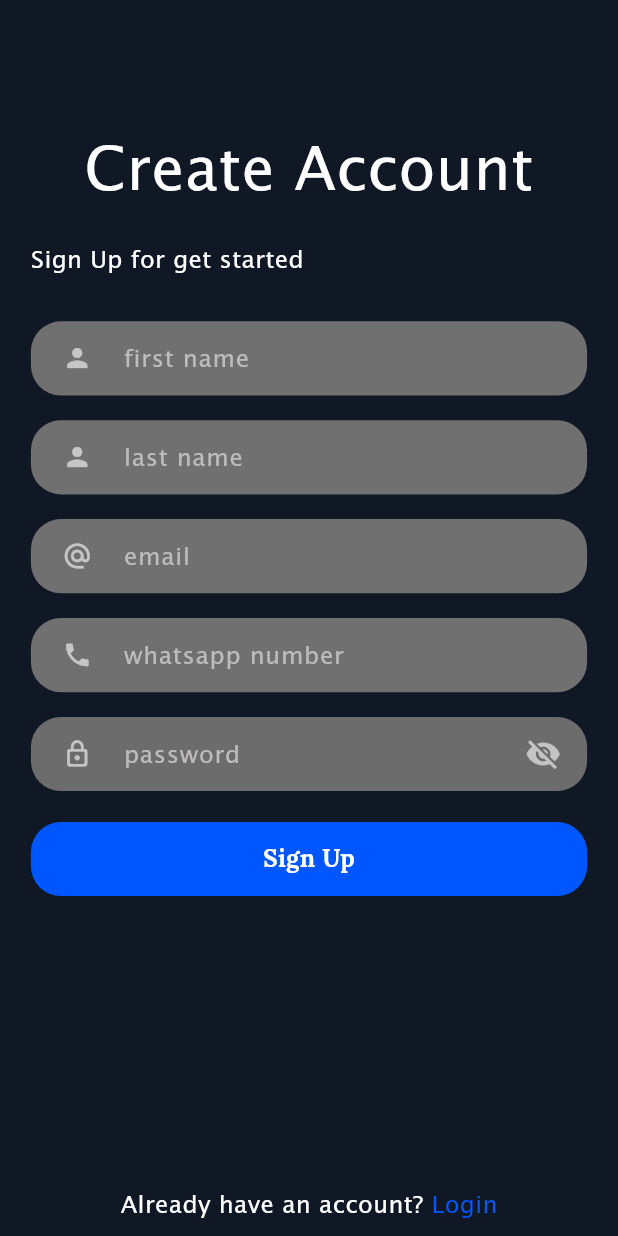
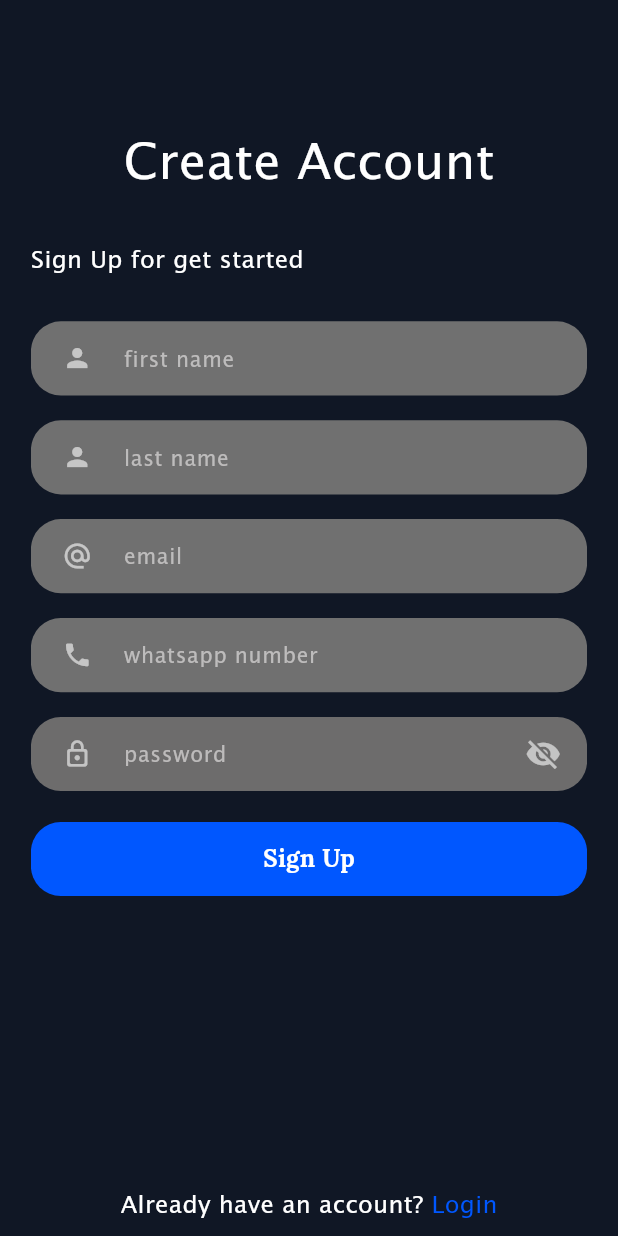
Before and after one commit to SurangaSW1997/Top-Up, a Flutter app: the SignUp screen opened directly, on a phone screen of 412 x 824 dp. Run offline on Flutter 3.47's test engine with Material 3 defaults, Android fonts, the phone set to English and light mode, and no system bars.

Commit message:
login and signup ui finiish

```diff
--- a/topup/lib/main.dart
+++ b/topup/lib/main.dart
@@ -1,4 +1,5 @@
 import 'package:flutter/material.dart';
+import 'package:flutter/services.dart';
 import 'package:topup/mainpages/login.dart';
 import 'package:topup/mainpages/loginintro.dart';
 import 'package:topup/mainpages/signup.dart';
@@ -14,9 +15,10 @@
 
   @override
   Widget build(BuildContext context) {
+    SystemChrome.setEnabledSystemUIMode(SystemUiMode.manual, overlays: []);
     return const MaterialApp(
       debugShowCheckedModeBanner: false,
-      home: SignUp(),
+      home: SplashScreen(),
     );
   }
 }
--- a/topup/lib/mainpages/signup.dart
+++ b/topup/lib/mainpages/signup.dart
@@ -1,7 +1,5 @@
-import 'package:flutter/cupertino.dart';
 import 'package:flutter/material.dart';
-import 'package:flutter/widgets.dart';
-import 'package:topup/mainpages/loginintro.dart';
+import 'package:topup/mainpages/login.dart';
 import 'package:topup/reusable.dart';
 
 class SignUp extends StatelessWidget {
@@ -21,6 +19,7 @@ class SignUp extends StatelessWidget {
           ),
           Expanded(
             flex: 18,
+            child: SingleChildScrollView(
               child: Column(
                 children: [
                   SizedBox(
@@ -29,11 +28,11 @@ class SignUp extends StatelessWidget {
                   Container(
                     alignment: Alignment.center,
                     height: height * .06,
-                  child: const Text(
+                    child: Text(
                       "Create Account",
                       style: TextStyle(
                           fontFamily: 'Lucida Sans',
-                        fontSize: 40,
+                          fontSize: height * 0.04,
                           color: Colors.white),
                     ),
                   ),
@@ -106,7 +105,12 @@ class SignUp extends StatelessWidget {
                               color: Colors.white),
                         ),
                         GestureDetector(
-                        onTap: () {},
+                          onTap: () {
+                            Navigator.pushReplacement(
+                                context,
+                                MaterialPageRoute(
+                                    builder: (context) => const LogIn()));
+                          },
                           child: const Text(
                             " Login",
                             style: TextStyle(
@@ -121,6 +125,7 @@ class SignUp extends StatelessWidget {
                 ],
               ),
             ),
+          ),
           Expanded(
             flex: 1,
             child: Container(),
--- a/topup/lib/reusable.dart
+++ b/topup/lib/reusable.dart
@@ -57,7 +57,7 @@ class PreBuildTextField extends StatelessWidget {
                           color: Color.fromARGB(255, 209, 207, 207))),
                   style: const TextStyle(
                       fontFamily: 'Lucida Sans',
-                      fontSize: 16,
+                      fontSize: 14,
                       color: Colors.white),
                 ),
               ),
@@ -124,7 +124,7 @@ class _PasswordTextFieldState extends State<PasswordTextField> {
                           TextStyle(color: Color.fromARGB(255, 209, 207, 207))),
                   style: const TextStyle(
                     fontFamily: 'Lucida Sans',
-                    fontSize: 16,
+                    fontSize: 14,
                     color: Colors.white,
                   ),
                 ),
```
Also changed, not shown: topup/lib/mainpages/login.dart (+13 -8 lines), topup/lib/mainpages/loginintro.dart (+9 -1 lines). Lines whose indentation alone changed are shown as unchanged.
